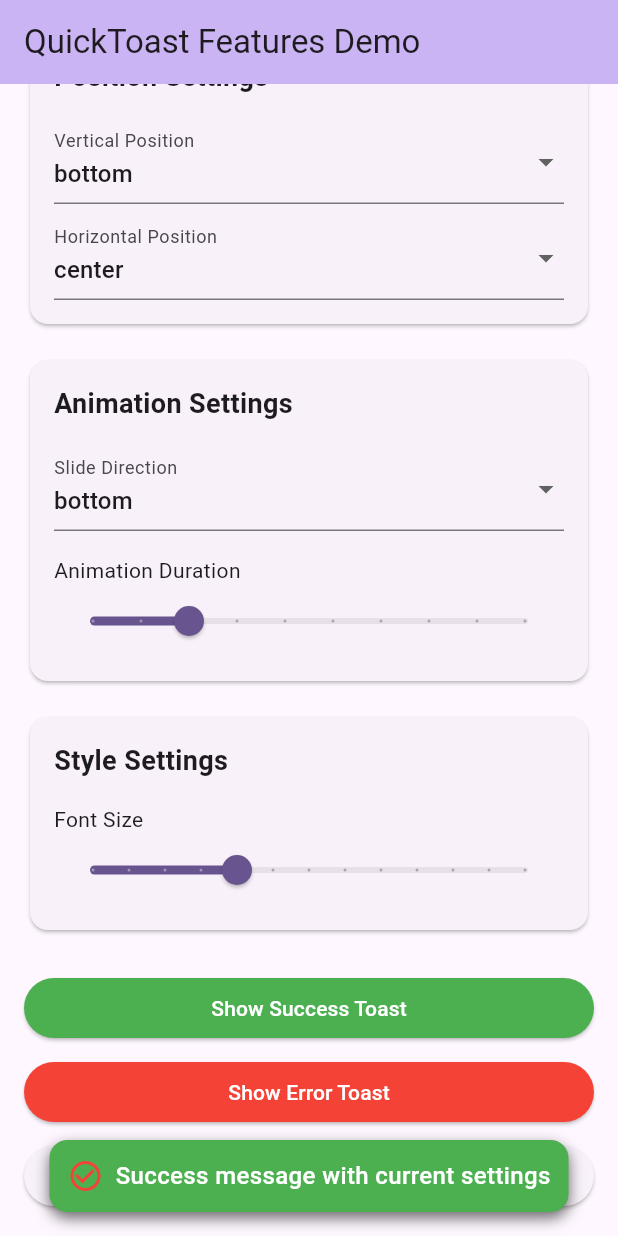
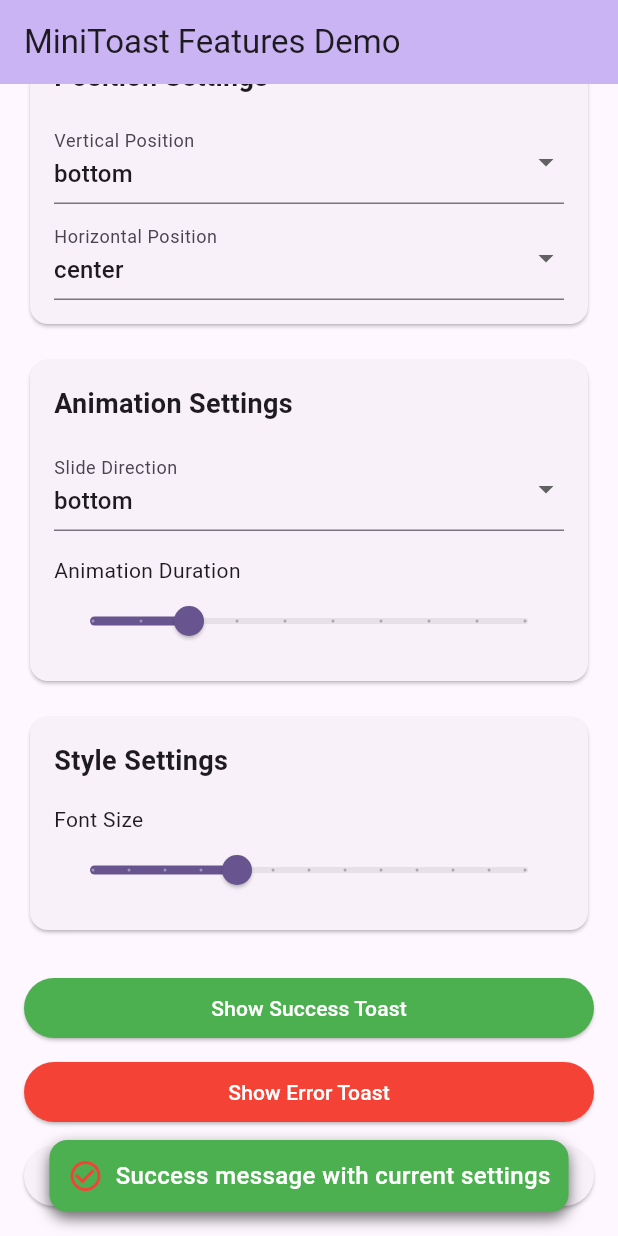
Before and after one commit to zohaibanwer984/mini_toast, a Flutter app: the screen it shows after launch, scrolled down 54 dp, after a tap on "Show Success Toast", on a phone screen of 412 x 824 dp. Run offline on Flutter 3.47's test engine with Material 3 defaults, Android fonts, the phone set to English and light mode, and no system bars.

Commit message:
renamed project

````diff
--- a/example/lib/main.dart
+++ b/example/lib/main.dart
@@ -1,5 +1,5 @@
 import 'package:flutter/material.dart';
-import 'package:quick_toast/quick_toast.dart';
+import 'package:mini_toast/mini_toast.dart';
 
 void main() {
   runApp(const MyApp());
@@ -12,7 +12,7 @@ class MyApp extends StatelessWidget {
   Widget build(BuildContext context) {
     return ToastOverlayWrapper(
       child: MaterialApp(
-        title: 'QuickToast Demo',
+        title: 'MiniToast Demo',
         theme: ThemeData(
           colorScheme: ColorScheme.fromSeed(seedColor: Colors.deepPurple),
           useMaterial3: true,
@@ -39,8 +39,8 @@ class _MyHomePageState extends State<MyHomePage> {
   double _fontSize = 16.0;
 
   void _updateToastConfig() {
-    QuickToast.instance.setConfig(
-      QuickToastConfig(
+    MiniToast.instance.setConfig(
+      MiniToastConfig(
         textStyle: TextStyle(
           fontSize: _fontSize,
           fontWeight: FontWeight.w500,
@@ -76,7 +76,7 @@ class _MyHomePageState extends State<MyHomePage> {
   Widget build(BuildContext context) {
     return Scaffold(
       appBar: AppBar(
-        title: const Text('QuickToast Features Demo'),
+        title: const Text('MiniToast Features Demo'),
         backgroundColor: Theme.of(context).colorScheme.inversePrimary,
       ),
       body: SingleChildScrollView(
@@ -232,7 +232,7 @@ class _MyHomePageState extends State<MyHomePage> {
               children: [
                 Expanded(
                   child: ElevatedButton(
-                    onPressed: () => QuickToast.instance.show(
+                    onPressed: () => MiniToast.instance.show(
                       message: 'Success message with current settings',
                       variant: ToastVariant.success,
                     ),
@@ -250,7 +250,7 @@ class _MyHomePageState extends State<MyHomePage> {
               children: [
                 Expanded(
                   child: ElevatedButton(
-                    onPressed: () => QuickToast.instance.show(
+                    onPressed: () => MiniToast.instance.show(
                       message: 'Error message with current settings',
                       variant: ToastVariant.error,
                     ),
@@ -270,14 +270,14 @@ class _MyHomePageState extends State<MyHomePage> {
                   child: ElevatedButton(
                     onPressed: () {
                       // Show multiple toasts with different configurations
-                      QuickToast.instance.show(
+                      MiniToast.instance.show(
                         message: 'First Toast\nWith multiple lines\nof text',
                         variant: ToastVariant.info,
                         displayDuration: const Duration(seconds: 5),
                         iconColor: Colors.deepPurple,
                       );
                       Future.delayed(const Duration(milliseconds: 200), () {
-                        QuickToast.instance.show(
+                        MiniToast.instance.show(
                           message: 'Second Toast',
                           variant: ToastVariant.success,
                           displayDuration: const Duration(seconds: 4),
@@ -285,7 +285,7 @@ class _MyHomePageState extends State<MyHomePage> {
                         );
                       });
                       Future.delayed(const Duration(milliseconds: 400), () {
-                        QuickToast.instance.show(
+                        MiniToast.instance.show(
                           message: 'Third Toast',
                           variant: ToastVariant.error,
                           displayDuration: const Duration(seconds: 3),
--- a/example/pubspec.yaml
+++ b/example/pubspec.yaml
@@ -1,5 +1,5 @@
-name: quick_toast_example
-description: Example app for QuickToast library
+name: mini_toast_example
+description: Example app for MiniToast library
 publish_to: none
 version: 1.0.0+1
 
@@ -9,7 +9,7 @@ environment:
 dependencies:
   flutter:
     sdk: flutter
-  quick_toast:
+  mini_toast:
     path: ../
 
 dev_dependencies:
--- a/lib/quick_toast.dart
+++ b/lib/mini_toast.dart
@@ -1,11 +1,11 @@
-/// The `QuickToast` library for customizable toast notifications in Flutter.
-library quick_toast;
+/// The `MiniToast` library for customizable toast notifications in Flutter.
+library;
 
 // Main API for managing toast notifications.
-export 'src/quick_toast.dart';
+export 'src/mini_toast.dart';
 
 // Configuration for toast appearance and behavior.
-export 'src/configs/quick_toast_config.dart';
+export 'src/configs/mini_toast_config.dart';
 
 // Enums for toast position and slide direction.
 export 'src/enums/toast_position.dart';
--- a/lib/src/configs/quick_toast_config.dart
+++ b/lib/src/configs/mini_toast_config.dart
@@ -4,11 +4,11 @@ import '../utils/toast_position_extension.dart';
 import '../enums/toast_position.dart';
 import '../enums/toast_slide_direction.dart';
 
-/// Configuration class for customizing the appearance and behavior of toasts in `QuickToast`.
+/// Configuration class for customizing the appearance and behavior of toasts in `MiniToast`.
 ///
 /// This class provides various properties to adjust the layout, animations,
 /// and visual style of toasts, allowing you to tailor the toast experience to your needs.
-class QuickToastConfig {
+class MiniToastConfig {
   /// The text style to apply to the toast message.
   ///
   /// If null, the default text style of the current theme will be used.
@@ -76,11 +76,11 @@ class QuickToastConfig {
   /// If null, the default color based on the toast's theme or variant is used.
   final Color? iconColor;
 
-  /// Creates a new instance of `QuickToastConfig` with customizable properties.
+  /// Creates a new instance of `MiniToastConfig` with customizable properties.
   ///
   /// Example:
   /// ```dart
-  /// QuickToastConfig(
+  /// MiniToastConfig(
   ///   verticalPosition: ToastVerticalPosition.top,
   ///   horizontalPosition: ToastHorizontalPosition.right,
   ///   slideDirection: ToastSlideDirection.left,
@@ -88,7 +88,7 @@ class QuickToastConfig {
   ///   boxShadow: [BoxShadow(color: Colors.grey, blurRadius: 4)],
   /// );
   /// ```
-  const QuickToastConfig({
+  const MiniToastConfig({
     this.textStyle,
     this.verticalPosition = ToastVerticalPosition.bottom,
     this.horizontalPosition = ToastHorizontalPosition.center,
@@ -131,7 +131,7 @@ class QuickToastConfig {
   ///   margin: EdgeInsets.all(10),
   /// );
   /// ```
-  QuickToastConfig copyWith({
+  MiniToastConfig copyWith({
     TextStyle? textStyle,
     ToastVerticalPosition? verticalPosition,
     ToastHorizontalPosition? horizontalPosition,
@@ -145,7 +145,7 @@ class QuickToastConfig {
     EdgeInsets? contentPadding,
     Color? iconColor,
   }) {
-    return QuickToastConfig(
+    return MiniToastConfig(
       textStyle: textStyle ?? this.textStyle,
       verticalPosition: verticalPosition ?? this.verticalPosition,
       horizontalPosition: horizontalPosition ?? this.horizontalPosition,
--- a/lib/src/quick_toast.dart
+++ b/lib/src/mini_toast.dart
@@ -1,6 +1,6 @@
 import 'package:flutter/material.dart';
 
-import 'configs/quick_toast_config.dart';
+import 'configs/mini_toast_config.dart';
 import 'models/toast_data.dart';
 import 'models/toast_variant.dart';
 import 'toast_overlay.dart';
@@ -9,23 +9,23 @@ import 'widgets/toast_view.dart';
 
 /// A singleton class for managing and displaying toast notifications.
 ///
-/// The `QuickToast` class handles the creation, configuration, and lifecycle
+/// The `MiniToast` class handles the creation, configuration, and lifecycle
 /// of toast messages. It uses an [Overlay] to display toasts on top of the current UI.
-class QuickToast {
-  /// The singleton instance of `QuickToast`.
-  static final QuickToast instance = QuickToast._();
+class MiniToast {
+  /// The singleton instance of `MiniToast`.
+  static final MiniToast instance = MiniToast._();
 
   /// Private constructor to prevent external instantiation.
-  QuickToast._();
+  MiniToast._();
 
   /// A list of currently active toasts being displayed.
   final List<ActiveToast> _activeToasts = [];
 
   /// Configuration settings for toasts, which can be customized globally.
-  QuickToastConfig _config = const QuickToastConfig();
+  MiniToastConfig _config = const MiniToastConfig();
 
   /// Updates the global configuration for all toasts.
-  void setConfig(QuickToastConfig config) => _config = config;
+  void setConfig(MiniToastConfig config) => _config = config;
 
   /// Displays a toast notification with the given parameters.
   ///
--- a/lib/src/widgets/toast_layout.dart
+++ b/lib/src/widgets/toast_layout.dart
@@ -1,7 +1,7 @@
 import 'package:flutter/widgets.dart';
 
-import '../quick_toast.dart';
-import '../configs/quick_toast_config.dart';
+import '../mini_toast.dart';
+import '../configs/mini_toast_config.dart';
 import '../enums/toast_position.dart';
 
 /// A layout widget for positioning and managing the display of toast notifications.
@@ -17,7 +17,7 @@ class ToastLayout extends StatelessWidget {
   final Widget child;
 
   /// Configuration for the toast's appearance and layout.
-  final QuickToastConfig config;
+  final MiniToastConfig config;
 
   /// A list of active toasts that precede this one.
   final List<ActiveToast> previousToasts;
--- a/lib/src/widgets/toast_view.dart
+++ b/lib/src/widgets/toast_view.dart
@@ -1,6 +1,6 @@
 import 'package:flutter/widgets.dart';
 
-import '../configs/quick_toast_config.dart';
+import '../configs/mini_toast_config.dart';
 import '../models/toast_data.dart';
 import '../utils/toast_slide_extension.dart';
 
@@ -11,16 +11,16 @@ import '../utils/toast_slide_extension.dart';
 ///
 /// **Key Features:**
 /// - Slide and fade animations.
-/// - Customizable appearance based on `ToastData` and `QuickToastConfig`.
+/// - Customizable appearance based on `ToastData` and `MiniToastConfig`.
 /// - Automatically dismisses itself when animation completes.
 ///
-/// This widget is used internally by the QuickToast library.
+/// This widget is used internally by the MiniToast library.
 class ToastView extends StatefulWidget {
   /// The data that defines the content and style of the toast.
   final ToastData data;
 
   /// The configuration for the toast's appearance and behavior.
-  final QuickToastConfig config;
+  final MiniToastConfig config;
 
   /// Callback invoked when the toast is dismissed.
   final VoidCallback onDismiss;
--- a/pubspec.yaml
+++ b/pubspec.yaml
@@ -1,7 +1,7 @@
-name: quick_toast
+name: mini_toast
 description: A lightweight and easy-to-use toast notification library for Flutter
 version: 1.0.0
-homepage: https://github.com/zohaibanwer984/quick_toast
+homepage: https://github.com/zohaibanwer984/mini_toast
 platforms:
   android:
 
````
Also changed, not shown: 9 other files.
